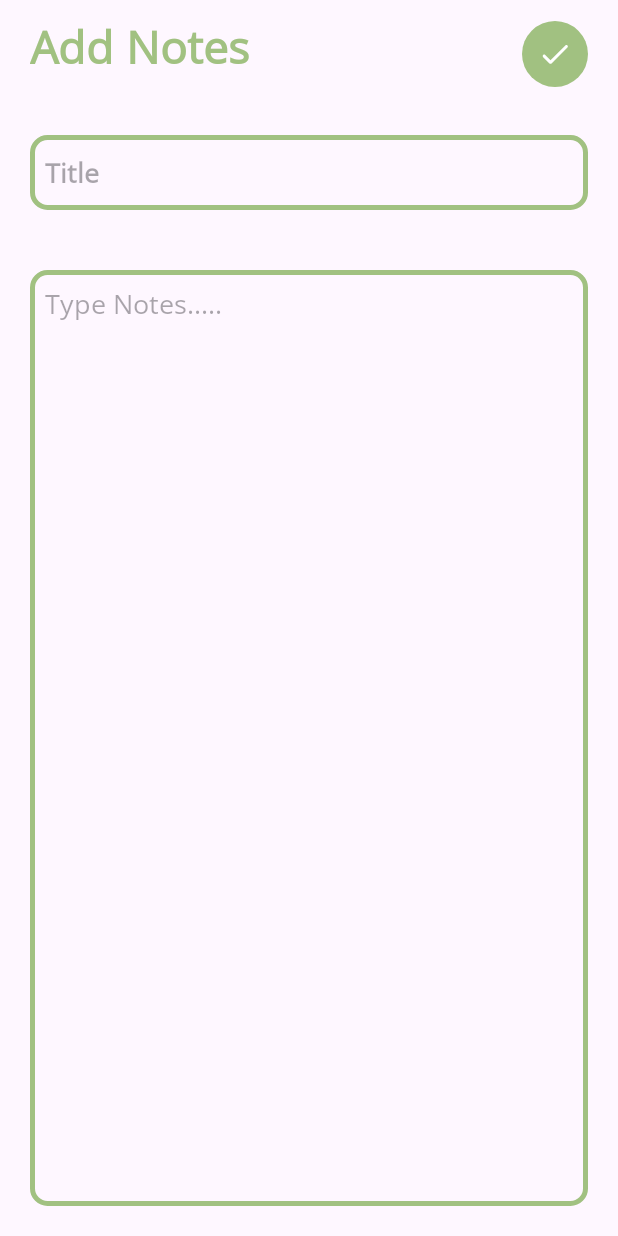
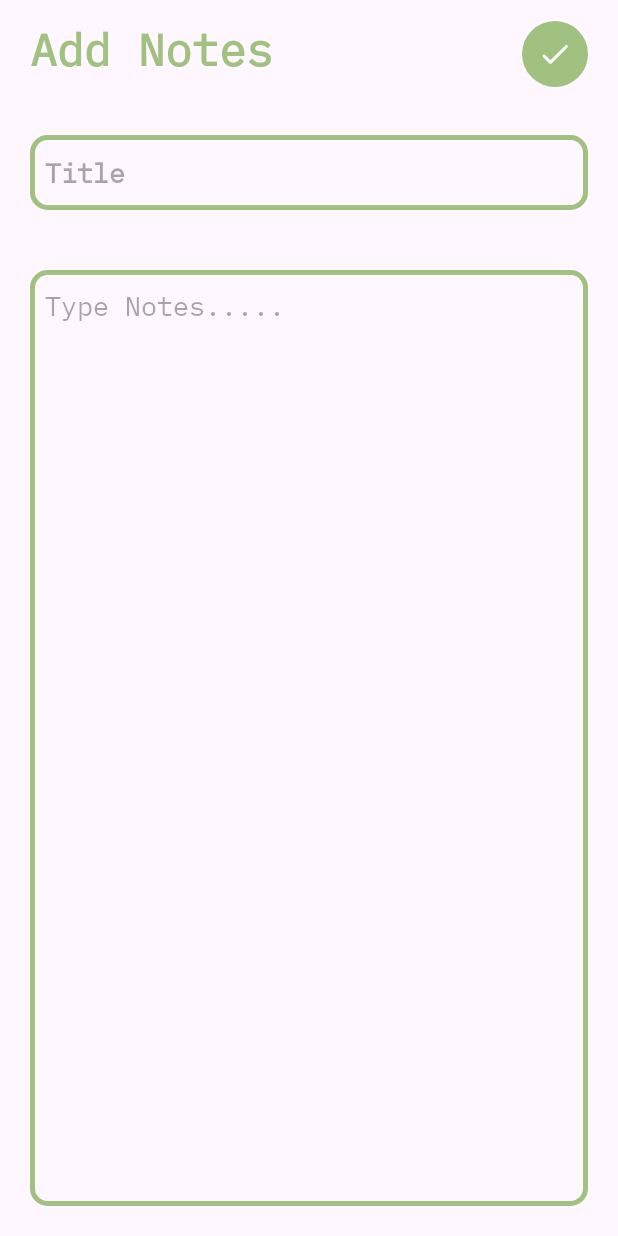
Before and after one commit to karkiayush/MemoMagnet, an Android app: the screen it shows after launch (AddNote), after a tap on "Add notes icon", on a phone screen of 412 x 824 dp. Run offline under Robolectric (Android 15) with nearby library versions, the phone set to English and light mode, and no system bars.

Commit message:
final push

```diff
--- a/app/src/main/java/com/example/notesapp/NotesAdapter.kt
+++ b/app/src/main/java/com/example/notesapp/NotesAdapter.kt
@@ -8,8 +8,8 @@ import android.view.View
 import android.view.ViewGroup
 import android.widget.ImageView
 import android.widget.TextView
+import android.widget.Toast
 import androidx.recyclerview.widget.RecyclerView
-import androidx.recyclerview.widget.RecyclerView.Recycler
 
 /**
  * Here we'll be creating:
@@ -19,9 +19,11 @@ import androidx.recyclerview.widget.RecyclerView.Recycler
  * */
 class NotesAdapter(
     private var notes: List<NoteContent>,
-    /**Here the context represents the notes adpater*/
+    /**Here the context represents the notes adapter*/
     context: Context
 ) : RecyclerView.Adapter<NotesAdapter.NoteViewHolder>() {
+
+    private val notesdb: NotesDatabaseHelper = NotesDatabaseHelper(context)
 
     class NoteViewHolder(itemView: View) : RecyclerView.ViewHolder(itemView) {
         val titleTextView: TextView = itemView.findViewById(R.id.noteTitleId)
@@ -51,7 +53,9 @@ class NotesAdapter(
         }
 
         holder.deleteButton.setOnClickListener {
-
+            notesdb.deleteNote(note.id)
+            refreshData(notesdb.retreiveNote())
+            Toast.makeText(holder.itemView.context, "Note is deleted", Toast.LENGTH_SHORT).show()
         }
     }
 
--- a/app/src/main/res/layout/activity_add_note.xml
+++ b/app/src/main/res/layout/activity_add_note.xml
@@ -10,7 +10,7 @@
         android:layout_height="wrap_content"
         android:layout_marginStart="20dp"
         android:layout_marginTop="10dp"
-        android:fontFamily="@font/opensans"
+        android:fontFamily="@font/ibmplexmono"
         android:text="@string/add_note"
         android:textColor="@color/lightgreen"
         android:textSize="30sp"
@@ -35,7 +35,7 @@
         android:layout_marginHorizontal="20dp"
         android:layout_marginTop="90dp"
         android:background="@drawable/icon_border"
-        android:fontFamily="@font/opensans"
+        android:fontFamily="@font/ibmplexmono"
         android:hint="@string/title_hint"
         android:inputType="text"
         android:maxLength="30"
@@ -52,7 +52,7 @@
         android:layout_marginTop="180dp"
         android:layout_marginBottom="20dp"
         android:background="@drawable/icon_border"
-        android:fontFamily="@font/opensans"
+        android:fontFamily="@font/ibmplexmono"
         android:gravity="top"
         android:hint="@string/note_hint"
         android:inputType="textMultiLine"
--- a/app/src/main/res/layout/activity_main.xml
+++ b/app/src/main/res/layout/activity_main.xml
@@ -11,7 +11,7 @@
         android:layout_height="wrap_content"
         android:layout_marginStart="20dp"
         android:layout_marginTop="10dp"
-        android:fontFamily="@font/opensans"
+        android:fontFamily="@font/ibmplexmono"
         android:text="@string/note_heading"
         android:textColor="@color/lightgreen"
         android:textSize="30sp"
--- a/app/src/main/res/layout/activity_update.xml
+++ b/app/src/main/res/layout/activity_update.xml
@@ -10,7 +10,7 @@
         android:layout_height="wrap_content"
         android:layout_marginStart="20dp"
         android:layout_marginTop="10dp"
-        android:fontFamily="@font/opensans"
+        android:fontFamily="@font/ibmplexmono"
         android:text="@string/update_notes"
         android:textColor="@color/lightgreen"
         android:textSize="30sp"
@@ -35,7 +35,7 @@
         android:layout_marginHorizontal="20dp"
         android:layout_marginTop="90dp"
         android:background="@drawable/icon_border"
-        android:fontFamily="@font/opensans"
+        android:fontFamily="@font/ibmplexmono"
         android:hint="@string/title_hint"
         android:inputType="text"
         android:maxLength="30"
@@ -52,7 +52,7 @@
         android:layout_marginTop="180dp"
         android:layout_marginBottom="20dp"
         android:background="@drawable/icon_border"
-        android:fontFamily="@font/opensans"
+        android:fontFamily="@font/ibmplexmono"
         android:gravity="top"
         android:hint="@string/note_hint"
         android:inputType="textMultiLine"
--- a/app/src/main/res/layout/eachrow.xml
+++ b/app/src/main/res/layout/eachrow.xml
@@ -29,7 +29,7 @@
                 android:id="@+id/noteTitleId"
                 android:layout_width="wrap_content"
                 android:layout_height="wrap_content"
-                android:fontFamily="@font/opensans"
+                android:fontFamily="@font/ibmplexmono"
                 android:text="Assignment"
                 android:textColor="@color/lightgreen"
                 android:textSize="22sp"
@@ -41,9 +41,9 @@
                 android:layout_width="wrap_content"
                 android:layout_height="wrap_content"
                 android:layout_marginTop="10dp"
-                android:fontFamily="@font/opensans"
+                android:fontFamily="@font/ibmplexmono"
                 android:text="Have to complete POC and AOS assignment by saturday"
-                android:textSize="15sp"
+                android:textSize="17sp"
                 android:textStyle="bold"
                 tools:ignore="HardcodedText" />
 
```
Also changed, not shown: app/src/main/res/drawable/img.png (deleted), app/src/main/res/drawable/img_1.png (deleted), app/src/main/res/font/ibmplexmono.ttf (added).
